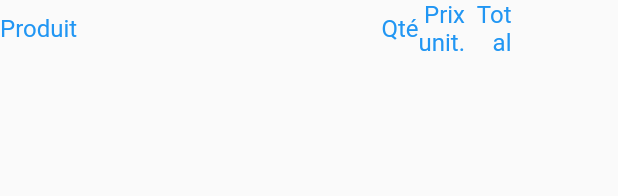
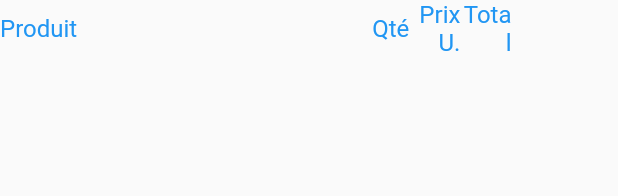
Before and after one commit to epicerie-coopaz/coop_app, a Flutter app: the ProductList widget shown alone on an empty page, opened directly with empty values, after a tap on the "add" icon, after a tap on the "delete" icon, on a phone screen of 412 x 824 dp. Shown: the top 196 px of the screen. Run offline on Flutter 3.47's test engine with Material 2 defaults, Android fonts, the phone set to English and light mode, and no system bars; accounts and stored records are empty.

```diff
--- a/lib/podo/units.dart
+++ b/lib/podo/units.dart
@@ -8,9 +8,9 @@ enum Units {
       case Units.kg:
         return 'Kg';
       case Units.liter:
-        return 'Litre';
+        return 'L';
       case Units.piece:
-        return 'Pièce';
+        return 'Pce';
     }
   }
 }
--- a/lib/ui/screens/cash_register/cash_register_screen.dart
+++ b/lib/ui/screens/cash_register/cash_register_screen.dart
@@ -101,7 +101,7 @@ class CashRegisterScreen extends StatelessWidget {
                 child: Form(
                   key: _formKey,
                   child: Row(children: [
-                    Expanded(flex: 3, child: cartList),
+                    Expanded(flex: 5, child: cartList),
                     const VerticalDivider(),
                     Expanded(flex: 1, child: validationPanel)
                   ]),
--- a/lib/ui/screens/cash_register/product_list.dart
+++ b/lib/ui/screens/cash_register/product_list.dart
@@ -48,7 +48,7 @@ class _ProductList extends State<ProductList> {
       children: [
         Row(children: <Widget>[
           Expanded(
-              flex: 8,
+              flex: 7,
               child: Text(
                 'Produit',
                 textScaleFactor: appModel.textSize,
@@ -65,7 +65,7 @@ class _ProductList extends State<ProductList> {
           Expanded(
               flex: 1,
               child: Text(
-                'Prix unit.',
+                'Prix U.',
                 textScaleFactor: appModel.textSize,
                 style: styleHeaders,
                 textAlign: TextAlign.right,
@@ -160,13 +160,12 @@ class _ProductList extends State<ProductList> {
 
     var productWidget = Row(children: <Widget>[
       Expanded(
-          flex: 8,
+          flex: 7,
           child : !cashRegisterModel.isAwaitingSendFormResponse
               ? FormField<Product>(
                   builder: (formFieldState) {
                     return Autocomplete<Product>(
-                      initialValue: TextEditingValue(
-                          text: cartItem.product?.designation ?? ''),
+                      initialValue: TextEditingValue(text: cartItem.product?.designation ?? ''),
                       key: ValueKey(cartItem),
                       displayStringForOption: (Product p) => p.designation,
                       optionsBuilder:
@@ -182,6 +181,21 @@ class _ProductList extends State<ProductList> {
                                   .toLowerCase()
                                   .contains(textEditingValue.text.toLowerCase());
                             });
+                          },
+
+                      fieldViewBuilder: (
+                        BuildContext context,
+                        TextEditingController fieldTextEditingController,
+                        FocusNode fieldFocusNode,
+                        VoidCallback onFieldSubmitted
+                        ) {
+                          return TextField(
+                            //autofocus: true,
+                            decoration: InputDecoration(hintText: 'Produit',),
+                            controller: fieldTextEditingController,
+                            focusNode: fieldFocusNode,
+                            style: TextStyle(fontSize: 14 * appModel.textSize),
+                          );
                         },
                       onSelected: (p) {
                         cashRegisterModel.modifyCartItem(
```
Also changed, not shown: lib/ui/screens/cash_register/validation_panel.dart (+57 -29 lines). Lines whose indentation alone changed are shown as unchanged.
